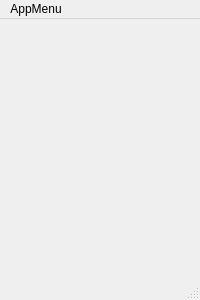
First picture: the form in src/ui/mainwindow.ui, repository CopyPlusPlus/CopyPlusPlus-Qt, before the edit.
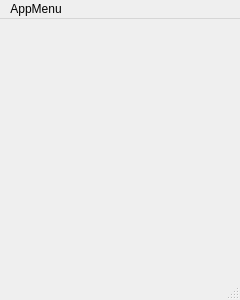
Second picture: the form after the edit. Custom widgets are drawn as their Qt base class.

```diff
--- a/src/ui/mainwindow.ui
+++ b/src/ui/mainwindow.ui
@@ -6,7 +6,7 @@
    <rect>
     <x>0</x>
     <y>0</y>
-    <width>200</width>
+    <width>240</width>
     <height>300</height>
    </rect>
   </property>
@@ -65,7 +65,7 @@
     <rect>
      <x>0</x>
      <y>0</y>
-     <width>200</width>
+     <width>240</width>
      <height>24</height>
     </rect>
    </property>
@@ -111,6 +111,11 @@
    <header location="global">toggle.h</header>
    <container>1</container>
   </customwidget>
+  <customwidget>
+   <class>QtMaterialFlatButton</class>
+   <extends>QPushButton</extends>
+   <header location="global">qtmaterialflatbutton.h</header>
+  </customwidget>
  </customwidgets>
  <resources/>
  <connections/>
```
Left out of the diff: 20 changed lines with no effect on the pictures.
